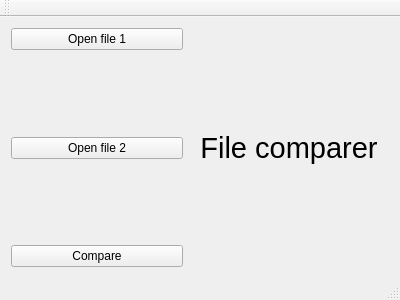
Before: the Qt Designer form mainwindow.ui in bigbigmdm/Binary_file_comparator, drawn with Qt 5.
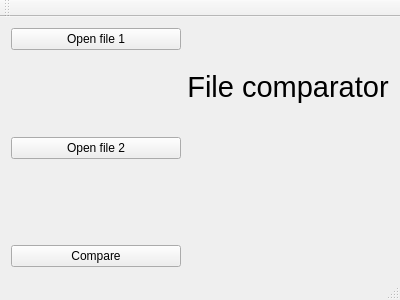
After: the same form once the commit is applied. Icons and pictures are not drawn.

The edit to the form file:
```diff
--- a/mainwindow.ui
+++ b/mainwindow.ui
@@ -13,6 +13,16 @@
   <property name="windowTitle">
    <string>Binary file comparator</string>
   </property>
+  <property name="windowIcon">
+   <iconset resource="res.qrc">
+    <normaloff>:/img/compare64.png</normaloff>:/img/compare64.png</iconset>
+  </property>
+  <property name="iconSize">
+   <size>
+    <width>48</width>
+    <height>48</height>
+   </size>
+  </property>
   <widget class="QWidget" name="centralWidget">
    <layout class="QHBoxLayout" name="horizontalLayout">
     <item>
@@ -96,7 +106,20 @@
          </font>
         </property>
         <property name="text">
-         <string>File comparer</string>
+         <string>File comparator</string>
+        </property>
+        <property name="alignment">
+         <set>Qt::AlignCenter</set>
+        </property>
+       </widget>
+      </item>
+      <item>
+       <widget class="QLabel" name="label_3">
+        <property name="text">
+         <string/>
+        </property>
+        <property name="pixmap">
+         <pixmap resource="res.qrc">:/img/compare64.png</pixmap>
         </property>
         <property name="alignment">
          <set>Qt::AlignCenter</set>
```
Left out of the diff: 4 changed lines with no effect on the pictures.
